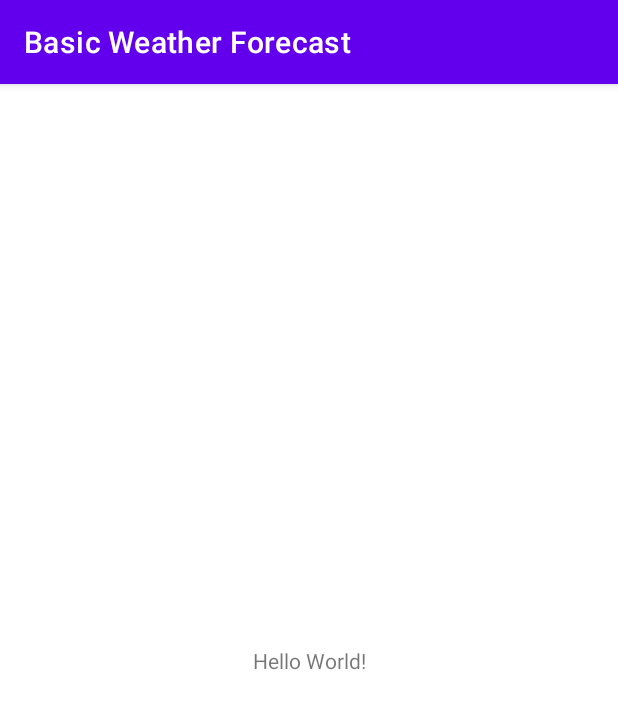
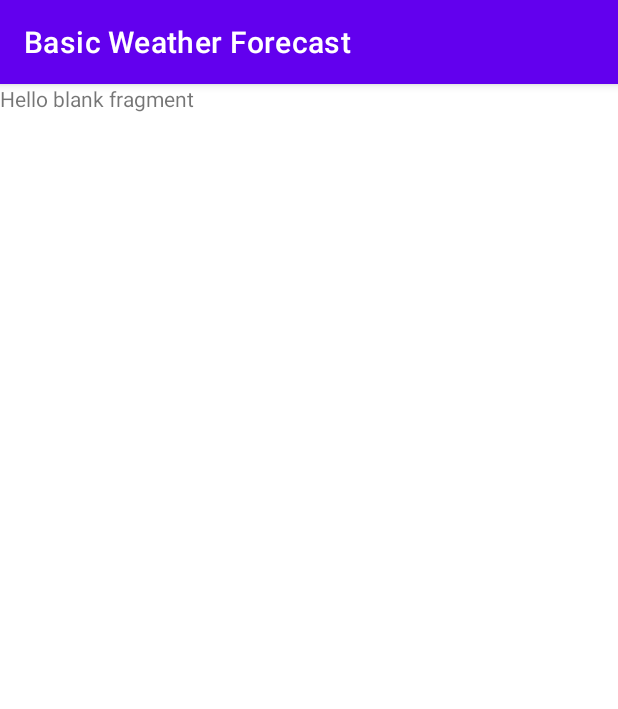
Before and after one commit to peeranont-jam/android_basic_weather_forecast, an Android app: the screen it shows after launch (MainActivity), on a phone screen of 412 x 824 dp. Shown: the top 709 px of the screen. Run offline under Robolectric (Android 15) with nearby library versions, the phone set to English and light mode, and no system bars.

Commit message:
Setup Android Navigation Component - Create CurrentWeatherFragment

```diff
--- a/app/build.gradle
+++ b/app/build.gradle
@@ -52,14 +52,21 @@ dependencies {
     // Coroutines
     implementation 'org.jetbrains.kotlinx:kotlinx-coroutines-android:1.6.1'
 
-    // Unit Testing Tools
+    // Navigation Component
+    implementation "androidx.navigation:navigation-fragment-ktx:${rootProject.ext.nav_version}"
+    implementation "androidx.navigation:navigation-ui-ktx:${rootProject.ext.nav_version}"
+    implementation 'androidx.legacy:legacy-support-v4:1.0.0'
+
+    // --- Unit Testing Tools
     testImplementation 'junit:junit:4.13.2'
-    testImplementation 'io.mockk:mockk:1.12.3' //Mockk
-    testImplementation "io.insert-koin:koin-test:${rootProject.ext.koin_version}"  // Koin testing tools
+    //Mockk
+    testImplementation 'io.mockk:mockk:1.12.3'
+    // Koin testing tools
+    testImplementation "io.insert-koin:koin-test:${rootProject.ext.koin_version}"
     testImplementation "androidx.arch.core:core-testing:2.1.0"
     testImplementation 'org.jetbrains.kotlinx:kotlinx-coroutines-test:1.6.1'
 
-    // Instrument Testing Tools
+    // --- Instrument Testing Tools
     androidTestImplementation 'androidx.test.ext:junit:1.1.3'
     androidTestImplementation 'androidx.test.espresso:espresso-core:3.4.0'
     androidTestImplementation 'com.squareup.okhttp3:mockwebserver:4.9.3' //Mockwebserver
--- a/app/src/main/AndroidManifest.xml
+++ b/app/src/main/AndroidManifest.xml
@@ -2,7 +2,7 @@
 <manifest xmlns:android="http://schemas.android.com/apk/res/android"
     package="com.example.basicweatherforecast">
 
-    <uses-permission android:name="android.permission.INTERNET"/>
+    <uses-permission android:name="android.permission.INTERNET" />
 
     <application
         android:allowBackup="true"
@@ -12,7 +12,7 @@
         android:supportsRtl="true"
         android:theme="@style/Theme.BasicWeatherForecast">
         <activity
-            android:name=".MainActivity"
+            android:name=".view.MainActivity"
             android:exported="true">
             <intent-filter>
                 <action android:name="android.intent.action.MAIN" />
--- a/app/src/main/java/com/example/basicweatherforecast/MainActivity.kt
+++ b/app/src/main/java/com/example/basicweatherforecast/view/MainActivity.kt
@@ -1,7 +1,8 @@
-package com.example.basicweatherforecast
+package com.example.basicweatherforecast.view
 
 import androidx.appcompat.app.AppCompatActivity
 import android.os.Bundle
+import com.example.basicweatherforecast.R
 
 class MainActivity : AppCompatActivity() {
     override fun onCreate(savedInstanceState: Bundle?) {
--- /dev/null
+++ b/app/src/main/java/com/example/basicweatherforecast/view/currentweather/CurrentWeatherFragment.kt
@@ -0,0 +1,60 @@
+package com.example.basicweatherforecast.view.currentweather
+
+import android.os.Bundle
+import androidx.fragment.app.Fragment
+import android.view.LayoutInflater
+import android.view.View
+import android.view.ViewGroup
+import com.example.basicweatherforecast.R
+
+// TODO: Rename parameter arguments, choose names that match
+// the fragment initialization parameters, e.g. ARG_ITEM_NUMBER
+private const val ARG_PARAM1 = "param1"
+private const val ARG_PARAM2 = "param2"
+
+/**
+ * A simple [Fragment] subclass.
+ * Use the [CurrentWeatherFragment.newInstance] factory method to
+ * create an instance of this fragment.
+ */
+class CurrentWeatherFragment : Fragment() {
+    // TODO: Rename and change types of parameters
+    private var param1: String? = null
+    private var param2: String? = null
+
+    override fun onCreate(savedInstanceState: Bundle?) {
+        super.onCreate(savedInstanceState)
+        arguments?.let {
+            param1 = it.getString(ARG_PARAM1)
+            param2 = it.getString(ARG_PARAM2)
+        }
+    }
+
+    override fun onCreateView(
+        inflater: LayoutInflater, container: ViewGroup?,
+        savedInstanceState: Bundle?
+    ): View? {
+        // Inflate the layout for this fragment
+        return inflater.inflate(R.layout.fragment_current_weather, container, false)
+    }
+
+    companion object {
+        /**
+         * Use this factory method to create a new instance of
+         * this fragment using the provided parameters.
+         *
+         * @param param1 Parameter 1.
+         * @param param2 Parameter 2.
+         * @return A new instance of fragment CurrentWeatherFragment.
+         */
+        // TODO: Rename and change types and number of parameters
+        @JvmStatic
+        fun newInstance(param1: String, param2: String) =
+            CurrentWeatherFragment().apply {
+                arguments = Bundle().apply {
+                    putString(ARG_PARAM1, param1)
+                    putString(ARG_PARAM2, param2)
+                }
+            }
+    }
+}
--- a/app/src/main/res/layout/activity_main.xml
+++ b/app/src/main/res/layout/activity_main.xml
@@ -4,15 +4,18 @@
     xmlns:tools="http://schemas.android.com/tools"
     android:layout_width="match_parent"
     android:layout_height="match_parent"
-    tools:context=".MainActivity">
+    tools:context=".view.MainActivity">
 
-    <TextView
-        android:layout_width="wrap_content"
-        android:layout_height="wrap_content"
-        android:text="Hello World!"
+    <androidx.fragment.app.FragmentContainerView
+        android:id="@+id/nav_host_fragment"
+        android:name="androidx.navigation.fragment.NavHostFragment"
+        android:layout_width="0dp"
+        android:layout_height="0dp"
+        app:defaultNavHost="true"
         app:layout_constraintBottom_toBottomOf="parent"
         app:layout_constraintLeft_toLeftOf="parent"
         app:layout_constraintRight_toRightOf="parent"
-        app:layout_constraintTop_toTopOf="parent" />
+        app:layout_constraintTop_toTopOf="parent"
+        app:navGraph="@navigation/nav_graph" />
 
 </androidx.constraintlayout.widget.ConstraintLayout>
--- /dev/null
+++ b/app/src/main/res/layout/fragment_current_weather.xml
@@ -0,0 +1,14 @@
+<?xml version="1.0" encoding="utf-8"?>
+<FrameLayout xmlns:android="http://schemas.android.com/apk/res/android"
+    xmlns:tools="http://schemas.android.com/tools"
+    android:layout_width="match_parent"
+    android:layout_height="match_parent"
+    tools:context=".view.currentweather.CurrentWeatherFragment">
+
+    <!-- TODO: Update blank fragment layout -->
+    <TextView
+        android:layout_width="match_parent"
+        android:layout_height="match_parent"
+        android:text="@string/hello_blank_fragment" />
+
+</FrameLayout>
--- /dev/null
+++ b/app/src/main/res/navigation/nav_graph.xml
@@ -0,0 +1,13 @@
+<?xml version="1.0" encoding="utf-8"?>
+<navigation xmlns:android="http://schemas.android.com/apk/res/android"
+    xmlns:app="http://schemas.android.com/apk/res-auto"
+    xmlns:tools="http://schemas.android.com/tools"
+    android:id="@+id/nav_graph"
+    app:startDestination="@id/currentWeatherFragment">
+
+    <fragment
+        android:id="@+id/currentWeatherFragment"
+        android:name="com.example.basicweatherforecast.view.currentweather.CurrentWeatherFragment"
+        android:label="fragment_current_weather"
+        tools:layout="@layout/fragment_current_weather" />
+</navigation>
--- a/app/src/main/res/values/strings.xml
+++ b/app/src/main/res/values/strings.xml
@@ -1,3 +1,5 @@
 <resources>
     <string name="app_name">Basic Weather Forecast</string>
+    <!-- TODO: Remove or change this placeholder text -->
+    <string name="hello_blank_fragment">Hello blank fragment</string>
 </resources>
--- a/build.gradle
+++ b/build.gradle
@@ -2,13 +2,14 @@
 plugins {
     id 'com.android.application' version '7.1.2' apply false
     id 'com.android.library' version '7.1.2' apply false
-    id 'org.jetbrains.kotlin.android' version '1.6.10' apply false
+    id 'org.jetbrains.kotlin.android' version '1.6.20' apply false
 }
 
 ext {
     koin_version = "3.1.6"
     retrofit_version = "2.9.0"
     gson_version = "2.9.0"
+    nav_version = "2.4.2"
 }
 
 task clean(type: Delete) {
```
